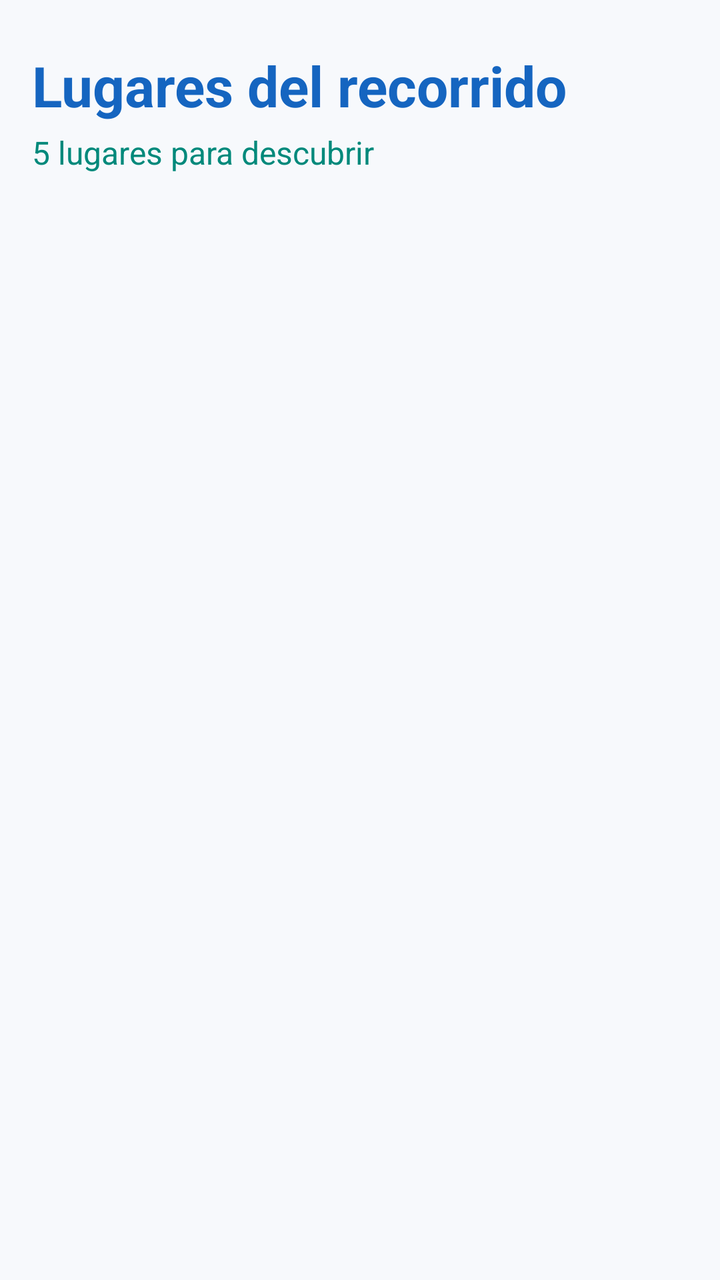
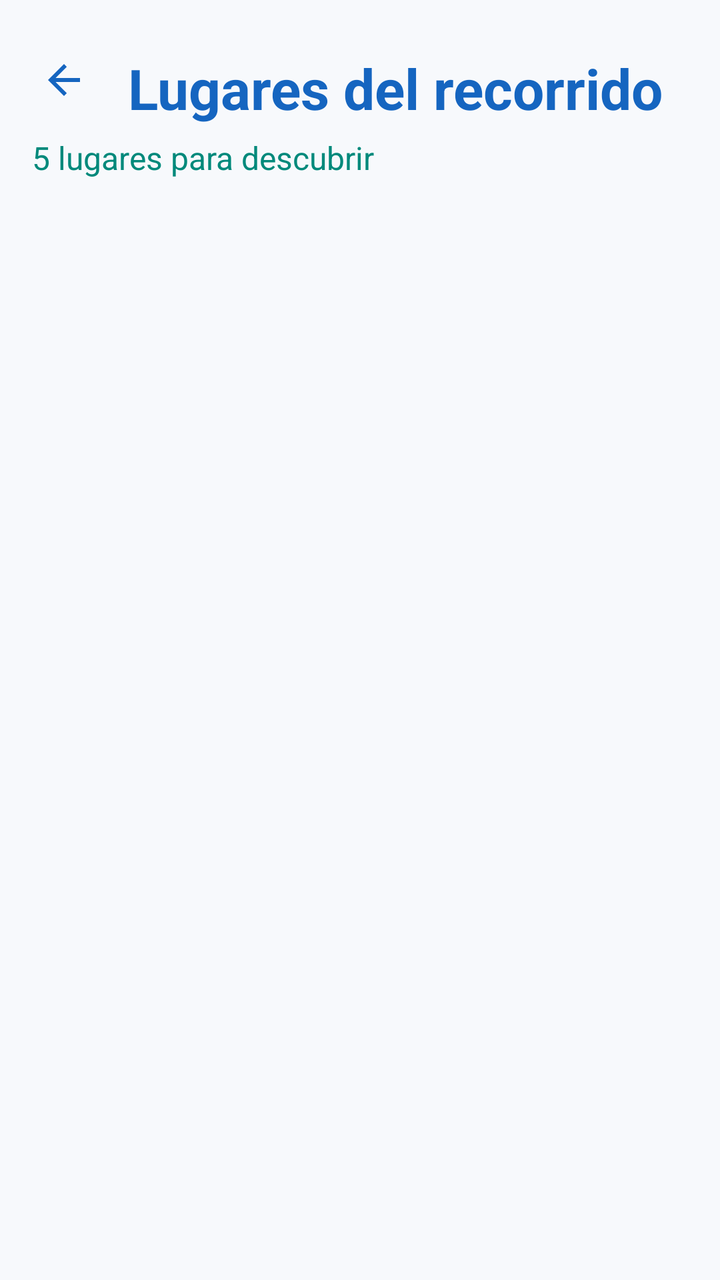

Screens rendered from an Android XML layout before and after an edit, with the pre-edit source and the edit as a unified diff.
<!-- AndroidManifest.xml: application theme Theme.Miguelruiz -->
<!-- res/layout/activity_places.xml -->
<?xml version="1.0" encoding="utf-8"?>
<androidx.constraintlayout.widget.ConstraintLayout xmlns:android="http://schemas.android.com/apk/res/android"
    xmlns:app="http://schemas.android.com/apk/res-auto"
    xmlns:tools="http://schemas.android.com/tools"
    android:layout_width="match_parent"
    android:layout_height="match_parent"
    android:background="@color/color_background"
    tools:context=".PlacesActivity">

    <TextView
        android:id="@+id/textTitle"
        android:layout_width="wrap_content"
        android:layout_height="wrap_content"
        android:layout_marginStart="16dp"
        android:layout_marginTop="24dp"
        android:text="@string/title_places"
        android:textColor="@color/color_primary"
        android:textSize="28sp"
        android:textStyle="bold"
        app:layout_constraintStart_toStartOf="parent"
        app:layout_constraintTop_toTopOf="parent" />

    <TextView
        android:id="@+id/textSubtitle"
        android:layout_width="wrap_content"
        android:layout_height="wrap_content"
        android:layout_marginStart="16dp"
        android:layout_marginTop="4dp"
        android:text="@string/places_subtitle"
        android:textColor="@color/color_secondary"
        android:textSize="16sp"
        app:layout_constraintStart_toStartOf="parent"
        app:layout_constraintTop_toBottomOf="@id/textTitle" />

    <androidx.recyclerview.widget.RecyclerView
        android:id="@+id/recyclerViewPlaces"
        android:layout_width="match_parent"
        android:layout_height="0dp"
        android:layout_marginTop="16dp"
        android:clipToPadding="false"
        android:paddingBottom="16dp"
        app:layout_constraintBottom_toBottomOf="parent"
        app:layout_constraintTop_toBottomOf="@id/textSubtitle" />

</androidx.constraintlayout.widget.ConstraintLayout>
<!-- resources referenced by this layout -->
<resources>
  <color name="color_background">#F7F9FC</color>
  <color name="color_primary">#1565C0</color>
  <color name="color_secondary">#00897B</color>
  <string name="places_subtitle">5 lugares para descubrir</string>
  <string name="title_places">Lugares del recorrido</string>
  <style name="Theme.Miguelruiz" parent="Base.Theme.Miguelruiz" />
  <style name="Base.Theme.Miguelruiz" parent="Theme.MaterialComponents.DayNight.NoActionBar">
          
          <item name="colorPrimary">@color/color_primary</item>
          <item name="colorPrimaryVariant">@color/color_primary_dark</item>
          <item name="colorOnPrimary">@color/text_on_primary</item>
          
          <item name="colorSecondary">@color/color_secondary</item>
          <item name="colorSecondaryVariant">@color/color_secondary</item>
          <item name="colorOnSecondary">@color/text_on_primary</item>
          
          <item name="android:statusBarColor">?attr/colorPrimaryVariant</item>
          
          <item name="android:windowBackground">@color/color_background</item>
          <item name="colorSurface">@color/color_surface</item>
          <item name="colorError">@color/color_error</item>
      </style>
  <color name="color_primary_dark">#0D47A1</color>
  <color name="text_on_primary">#FFFFFF</color>
  <color name="color_surface">#FFFFFF</color>
  <color name="color_error">#B3261E</color>
</resources>

<!-- the commit's change to res/layout/activity_places.xml (unified diff, before → after) -->
@@ -7,17 +7,31 @@
     android:background="@color/color_background"
     tools:context=".PlacesActivity">
 
+    <ImageButton
+        android:id="@+id/buttonBack"
+        android:layout_width="48dp"
+        android:layout_height="48dp"
+        android:layout_marginStart="8dp"
+        android:layout_marginTop="16dp"
+        android:background="?attr/selectableItemBackgroundBorderless"
+        android:contentDescription="@string/back_navigation"
+        android:src="?attr/homeAsUpIndicator"
+        app:layout_constraintStart_toStartOf="parent"
+        app:layout_constraintTop_toTopOf="parent"
+        app:tint="@color/color_primary" />
+
     <TextView
         android:id="@+id/textTitle"
         android:layout_width="wrap_content"
         android:layout_height="wrap_content"
-        android:layout_marginStart="16dp"
+        android:layout_marginStart="8dp"
         android:layout_marginTop="24dp"
         android:text="@string/title_places"
         android:textColor="@color/color_primary"
         android:textSize="28sp"
         android:textStyle="bold"
-        app:layout_constraintStart_toStartOf="parent"
+        app:layout_constraintBottom_toBottomOf="@id/buttonBack"
+        app:layout_constraintStart_toEndOf="@id/buttonBack"
         app:layout_constraintTop_toTopOf="parent" />
 
     <TextView
@@ -30,7 +44,7 @@
         android:textColor="@color/color_secondary"
         android:textSize="16sp"
         app:layout_constraintStart_toStartOf="parent"
-        app:layout_constraintTop_toBottomOf="@id/textTitle" />
+        app:layout_constraintTop_toBottomOf="@id/buttonBack" />
 
     <androidx.recyclerview.widget.RecyclerView
         android:id="@+id/recyclerViewPlaces"
<!-- resource entries referenced after the edit -->
@@ -3,6 +3,7 @@
   <color name="color_background">#F7F9FC</color>
   <color name="color_primary">#1565C0</color>
   <color name="color_secondary">#00897B</color>
+  <string name="back_navigation">Regresar</string>
   <string name="places_subtitle">5 lugares para descubrir</string>
   <string name="title_places">Lugares del recorrido</string>
   <style name="Theme.Miguelruiz" parent="Base.Theme.Miguelruiz" />
